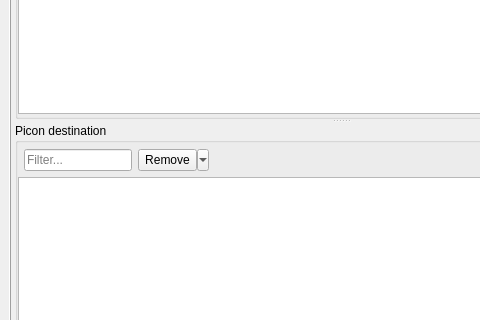
Qt form app/ui/res/main.ui (DYefremov/E2Toolkit) before a commit; both pictures show x 0 to 480 and y 193 to 513 of the 1000 by 700 pixel window.
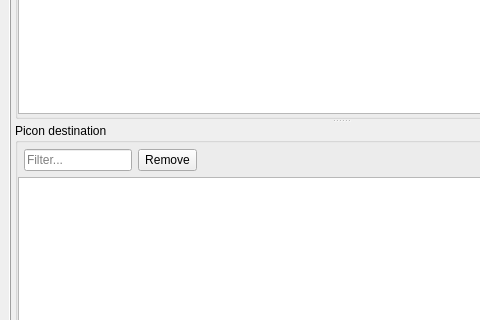
The same form after that commit. The open tabs and pages were chosen to show the change. Icons and pictures are not drawn.

The edit to the form file:
```diff
--- a/app/ui/res/main.ui
+++ b/app/ui/res/main.ui
@@ -1117,14 +1117,14 @@
                     <item>
                      <widget class="QToolButton" name="picon_dst_remove_button">
                       <property name="sizePolicy">
-                       <sizepolicy hsizetype="Preferred" vsizetype="Preferred">
+                       <sizepolicy hsizetype="Preferred" vsizetype="Expanding">
                         <horstretch>0</horstretch>
                         <verstretch>0</verstretch>
                        </sizepolicy>
                       </property>
                       <property name="minimumSize">
                        <size>
-                        <width>0</width>
+                        <width>32</width>
                         <height>0</height>
                        </size>
                       </property>
@@ -1136,7 +1136,7 @@
                         <normaloff>.</normaloff>.</iconset>
                       </property>
                       <property name="popupMode">
-                       <enum>QToolButton::MenuButtonPopup</enum>
+                       <enum>QToolButton::InstantPopup</enum>
                       </property>
                      </widget>
                     </item>
```
Left out of the diff: 6 changed lines with no effect on the pictures.
